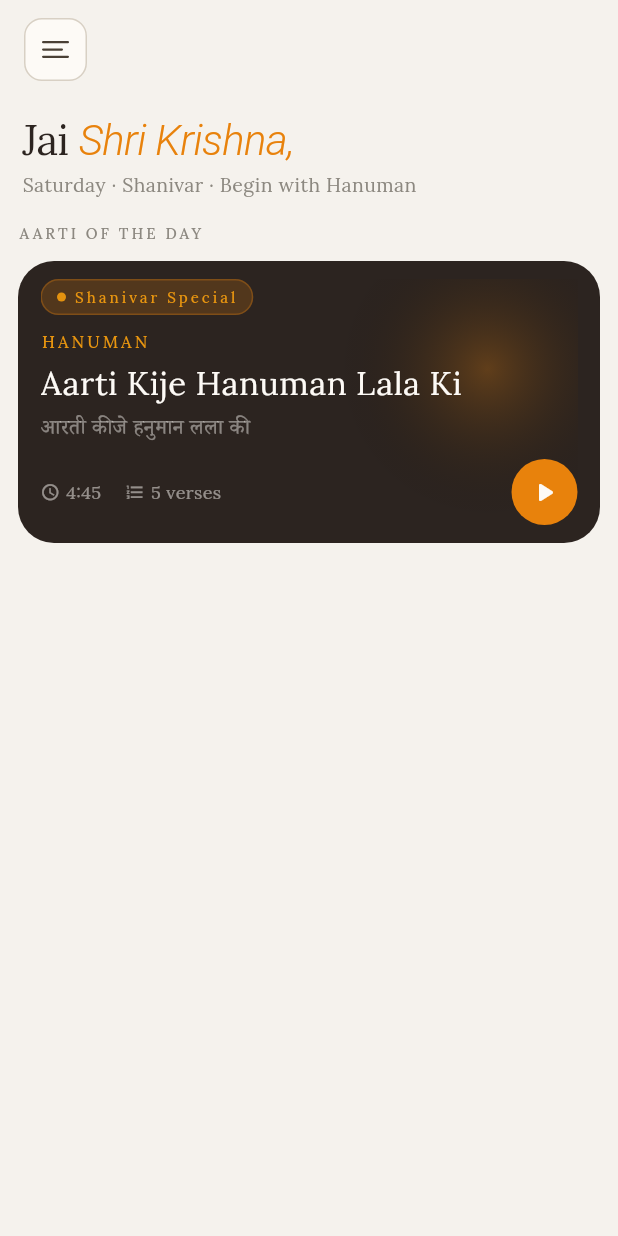
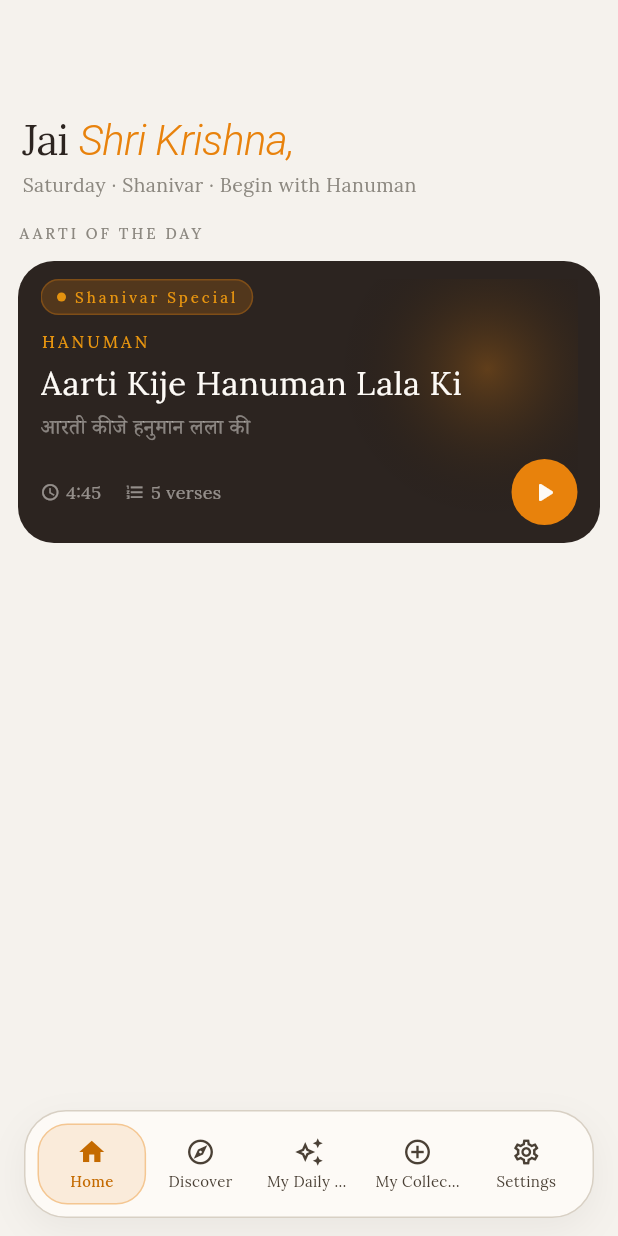
Before and after one commit to pratbhoir/aartiapp, a Flutter app: the HomeShell screen opened directly, on a phone screen of 412 x 824 dp. Run offline on Flutter 3.47's test engine with Material 3 defaults, Android fonts, the phone set to English and light mode, and no system bars; our stand-ins replace flutter_local_notifications, flutter_riverpod, google_fonts, hive, hive_flutter, just_audio and 3 more; accounts and stored records are empty; Roboto replaces fonts that are missing (Noto Serif Devanagari).

Commit message:
feat: Implement Home/Discover split with Temple Dock navigation and update app bar visibility
Co-authored-by: Copilot <copilot@github.com>

```diff
--- a/aartiapp/lib/features/contribute/contribute_screen.dart
+++ b/aartiapp/lib/features/contribute/contribute_screen.dart
@@ -178,7 +178,7 @@ class _ContributeScreenState extends ConsumerState<ContributeScreen> {
     return SafeArea(
       child: Column(
         children: [
-          AartiAppBar(onMenuTap: widget.onOpenDrawer),
+          AartiAppBar(onMenuTap: widget.onOpenDrawer, showMenu: false),
           Expanded(
             child: CustomScrollView(
               physics: const BouncingScrollPhysics(),
--- a/aartiapp/lib/features/discover/discover_screen.dart
+++ b/aartiapp/lib/features/discover/discover_screen.dart
@@ -29,7 +29,7 @@ class DiscoverScreen extends ConsumerWidget {
     return SafeArea(
       child: Column(
         children: [
-          AartiAppBar(onMenuTap: onOpenDrawer),
+          AartiAppBar(onMenuTap: onOpenDrawer, showMenu: false),
           Expanded(
             child: CustomScrollView(
               physics: const BouncingScrollPhysics(),
--- a/aartiapp/lib/features/home/home_screen.dart
+++ b/aartiapp/lib/features/home/home_screen.dart
@@ -37,7 +37,7 @@ class HomeScreen extends ConsumerWidget {
     return SafeArea(
       child: Column(
         children: [
-          AartiAppBar(onMenuTap: onOpenDrawer),
+          AartiAppBar(onMenuTap: onOpenDrawer, showMenu: false),
           Expanded(
             child: CustomScrollView(
               physics: const BouncingScrollPhysics(),
--- a/aartiapp/lib/features/my_puja/my_puja_screen.dart
+++ b/aartiapp/lib/features/my_puja/my_puja_screen.dart
@@ -33,7 +33,7 @@ class MyPujaScreen extends ConsumerWidget {
     return SafeArea(
       child: Column(
         children: [
-          AartiAppBar(onMenuTap: onOpenDrawer),
+          AartiAppBar(onMenuTap: onOpenDrawer, showMenu: false),
           Padding(
             padding: const EdgeInsets.fromLTRB(24, 24, 24, 0),
             child: Row(
--- a/aartiapp/lib/features/settings/settings_screen.dart
+++ b/aartiapp/lib/features/settings/settings_screen.dart
@@ -23,7 +23,9 @@ class SettingsScreen extends ConsumerWidget {
       child: CustomScrollView(
         physics: const BouncingScrollPhysics(),
         slivers: [
-          SliverToBoxAdapter(child: AartiAppBar(onMenuTap: onOpenDrawer)),
+          SliverToBoxAdapter(
+            child: AartiAppBar(onMenuTap: onOpenDrawer, showMenu: false),
+          ),
           SliverToBoxAdapter(
             child: Padding(
               padding: const EdgeInsets.fromLTRB(24, 24, 24, 0),
--- a/aartiapp/lib/navigation/home_shell.dart
+++ b/aartiapp/lib/navigation/home_shell.dart
@@ -7,6 +7,7 @@ import '../features/my_puja/my_puja_screen.dart';
 import '../features/contribute/contribute_screen.dart';
 import '../features/settings/settings_screen.dart';
 import 'app_drawer.dart';
+import 'widgets/app_bottom_nav.dart';
 
 class HomeShell extends StatefulWidget {
   const HomeShell({super.key});
@@ -15,11 +16,8 @@ class HomeShell extends StatefulWidget {
   State<HomeShell> createState() => _HomeShellState();
 }
 
-class _HomeShellState extends State<HomeShell>
-    with SingleTickerProviderStateMixin {
+class _HomeShellState extends State<HomeShell> {
   int _currentIndex = 0;
-  final GlobalKey<ScaffoldState> _scaffoldKey = GlobalKey<ScaffoldState>();
-  late AnimationController _drawerAnimCtrl;
 
   final List<NavItem> _navItems = const [
     NavItem(icon: Icons.home_outlined, activeIcon: Icons.home, label: 'Home'),
@@ -41,29 +39,18 @@ class _HomeShellState extends State<HomeShell>
         label: 'Settings'),
   ];
 
-  @override
-  void initState() {
-    super.initState();
-    _drawerAnimCtrl = AnimationController(
-      vsync: this,
-      duration: const Duration(milliseconds: 300),
-    );
+  void _openDrawer() {
+    _selectTab(4);
   }
 
-  @override
-  void dispose() {
-    _drawerAnimCtrl.dispose();
-    super.dispose();
-  }
-
-  void _openDrawer() {
-    _scaffoldKey.currentState?.openDrawer();
+  void _selectTab(int index) {
+    if (_currentIndex == index) return;
+    AppHaptics.pageTransition();
+    setState(() => _currentIndex = index);
   }
 
   void _openDiscoverTab() {
-    if (_currentIndex == 1) return;
-    AppHaptics.pageTransition();
-    setState(() => _currentIndex = 1);
+    _selectTab(1);
   }
 
   Widget _buildScreen() {
@@ -82,24 +69,17 @@ class _HomeShellState extends State<HomeShell>
       case 4:
         return SettingsScreen(onOpenDrawer: _openDrawer);
       default:
-        return HomeScreen(onOpenDrawer: _openDrawer);
+        return HomeScreen(
+          onOpenDrawer: _openDrawer,
+          onOpenDiscover: _openDiscoverTab,
+        );
     }
   }
 
   @override
   Widget build(BuildContext context) {
     return Scaffold(
-      key: _scaffoldKey,
       backgroundColor: context.scaffoldBg,
-      drawer: AppDrawer(
-        currentIndex: _currentIndex,
-        navItems: _navItems,
-        onSelect: (i) {
-          AppHaptics.pageTransition();
-          setState(() => _currentIndex = i);
-          Navigator.of(context).pop();
-        },
-      ),
       body: AnimatedSwitcher(
         duration: const Duration(milliseconds: 320),
         switchInCurve: Curves.easeOut,
@@ -119,6 +99,11 @@ class _HomeShellState extends State<HomeShell>
           child: _buildScreen(),
         ),
       ),
+      bottomNavigationBar: AppBottomNav(
+        currentIndex: _currentIndex,
+        items: _navItems,
+        onSelect: _selectTab,
+      ),
     );
   }
 }
--- /dev/null
+++ b/aartiapp/lib/navigation/widgets/app_bottom_nav.dart
@@ -0,0 +1,137 @@
+import 'package:flutter/material.dart';
+
+import '../../core/theme/app_colors.dart';
+import '../../core/theme/app_spacing.dart';
+import '../../core/theme/app_typography.dart';
+import '../../core/theme/theme_aware_colors.dart';
+import '../app_drawer.dart';
+
+/// Temple Dock style bottom navigation for top-level app sections.
+class AppBottomNav extends StatelessWidget {
+  final int currentIndex;
+  final List<NavItem> items;
+  final ValueChanged<int> onSelect;
+
+  const AppBottomNav({
+    super.key,
+    required this.currentIndex,
+    required this.items,
+    required this.onSelect,
+  });
+
+  @override
+  Widget build(BuildContext context) {
+    return SafeArea(
+      top: false,
+      child: Padding(
+        padding: const EdgeInsets.fromLTRB(
+          AppSpacing.lg,
+          AppSpacing.sm,
+          AppSpacing.lg,
+          AppSpacing.md,
+        ),
+        child: Container(
+          decoration: BoxDecoration(
+            color: context.surface,
+            borderRadius: BorderRadius.circular(AppSpacing.xxl),
+            border: Border.all(color: context.borderSubtle, width: 1),
+            boxShadow: [
+              BoxShadow(
+                color: AppColors.ink.withValues(alpha: 0.06),
+                blurRadius: 20,
+                offset: const Offset(0, 8),
+              ),
+            ],
+          ),
+          child: Padding(
+            padding: const EdgeInsets.symmetric(
+              horizontal: AppSpacing.sm,
+              vertical: AppSpacing.sm,
+            ),
+            child: Row(
+              children: List.generate(items.length, (i) {
+                final item = items[i];
+                final isActive = i == currentIndex;
+                return Expanded(
+                  child: _BottomNavItem(
+                    item: item,
+                    isActive: isActive,
+                    onTap: () => onSelect(i),
+                  ),
+                );
+              }),
+            ),
+          ),
+        ),
+      ),
+    );
+  }
+}
+
+class _BottomNavItem extends StatelessWidget {
+  final NavItem item;
+  final bool isActive;
+  final VoidCallback onTap;
+
+  const _BottomNavItem({
+    required this.item,
+    required this.isActive,
+    required this.onTap,
+  });
+
+  @override
+  Widget build(BuildContext context) {
+    final icon = isActive ? item.activeIcon : item.icon;
+    final fg = isActive ? AppColors.saffronDark : context.textSecondary;
+    return Semantics(
+      button: true,
+      selected: isActive,
+      label: '${item.label} tab',
+      child: Material(
+        color: Colors.transparent,
+        child: InkWell(
+          onTap: onTap,
+          borderRadius: BorderRadius.circular(AppSpacing.chipRadius),
+          child: AnimatedContainer(
+            duration: const Duration(milliseconds: 220),
+            curve: Curves.easeOut,
+            constraints: const BoxConstraints(minHeight: AppSpacing.touchTarget),
+            padding: const EdgeInsets.symmetric(
+              horizontal: AppSpacing.sm,
+              vertical: AppSpacing.sm,
+            ),
+            decoration: BoxDecoration(
+              color: isActive
+                  ? AppColors.saffronGlow
+                  : Colors.transparent,
+              borderRadius: BorderRadius.circular(AppSpacing.chipRadius),
+              border: isActive
+                  ? Border.all(
+                      color: AppColors.saffron.withValues(alpha: 0.35),
+                      width: 1,
+                    )
+                  : null,
+            ),
+            child: Column(
+              mainAxisSize: MainAxisSize.min,
+              children: [
+                Icon(icon, size: 20, color: fg),
+                const SizedBox(height: AppSpacing.xxs),
+                Text(
+                  item.label,
+                  maxLines: 1,
+                  overflow: TextOverflow.ellipsis,
+                  style: AppTypography.body(
+                    size: 10,
+                    color: fg,
+                    weight: isActive ? FontWeight.w500 : FontWeight.w400,
+                  ),
+                ),
+              ],
+            ),
+          ),
+        ),
+      ),
+    );
+  }
+}
--- a/aartiapp/lib/shared/widgets/aarti_app_bar.dart
+++ b/aartiapp/lib/shared/widgets/aarti_app_bar.dart
@@ -5,8 +5,14 @@ import '../../core/theme/theme_aware_colors.dart';
 class AartiAppBar extends StatelessWidget {
   final VoidCallback onMenuTap;
   final Widget? trailing;
+  final bool showMenu;
 
-  const AartiAppBar({super.key, required this.onMenuTap, this.trailing});
+  const AartiAppBar({
+    super.key,
+    required this.onMenuTap,
+    this.trailing,
+    this.showMenu = true,
+  });
 
   @override
   Widget build(BuildContext context) {
@@ -15,7 +21,10 @@ class AartiAppBar extends StatelessWidget {
       child: Row(
         mainAxisAlignment: MainAxisAlignment.spaceBetween,
         children: [
-          HamburgerButton(onTap: onMenuTap),
+          if (showMenu)
+            HamburgerButton(onTap: onMenuTap)
+          else
+            const SizedBox(width: 42, height: 42),
           if (trailing != null) trailing!,
         ],
       ),
```
Also changed, not shown: 4 other files.
